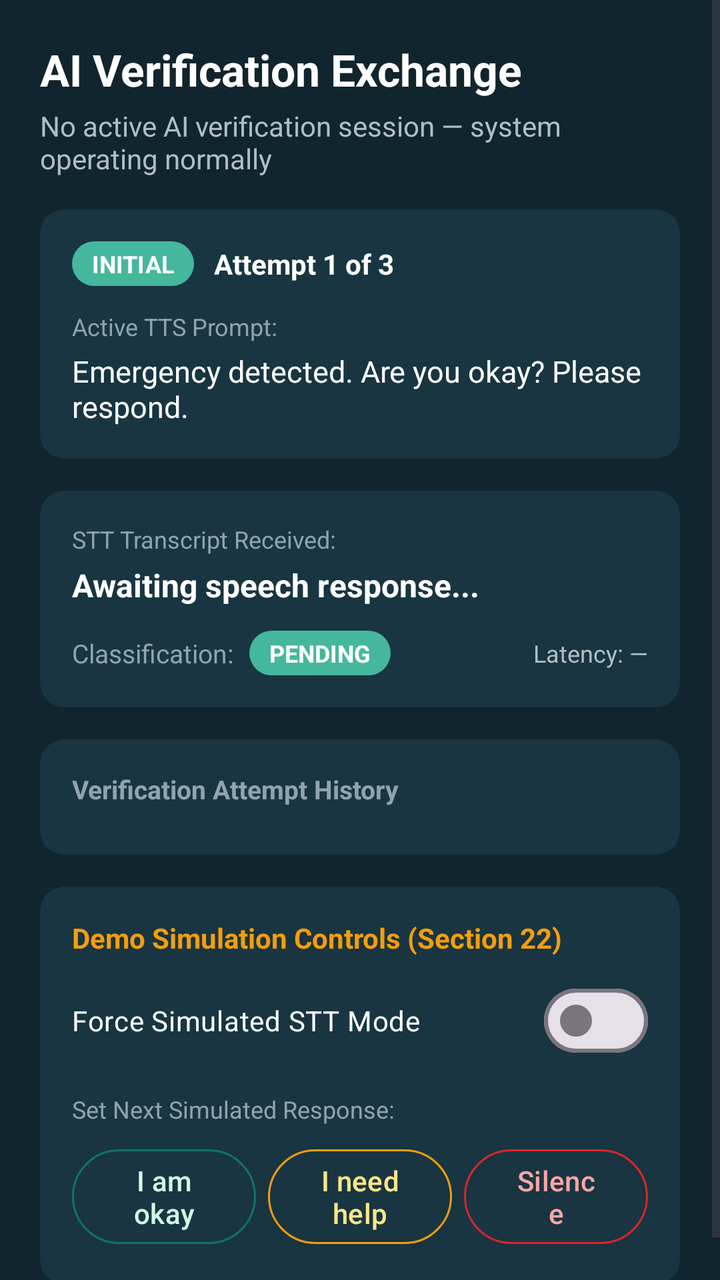
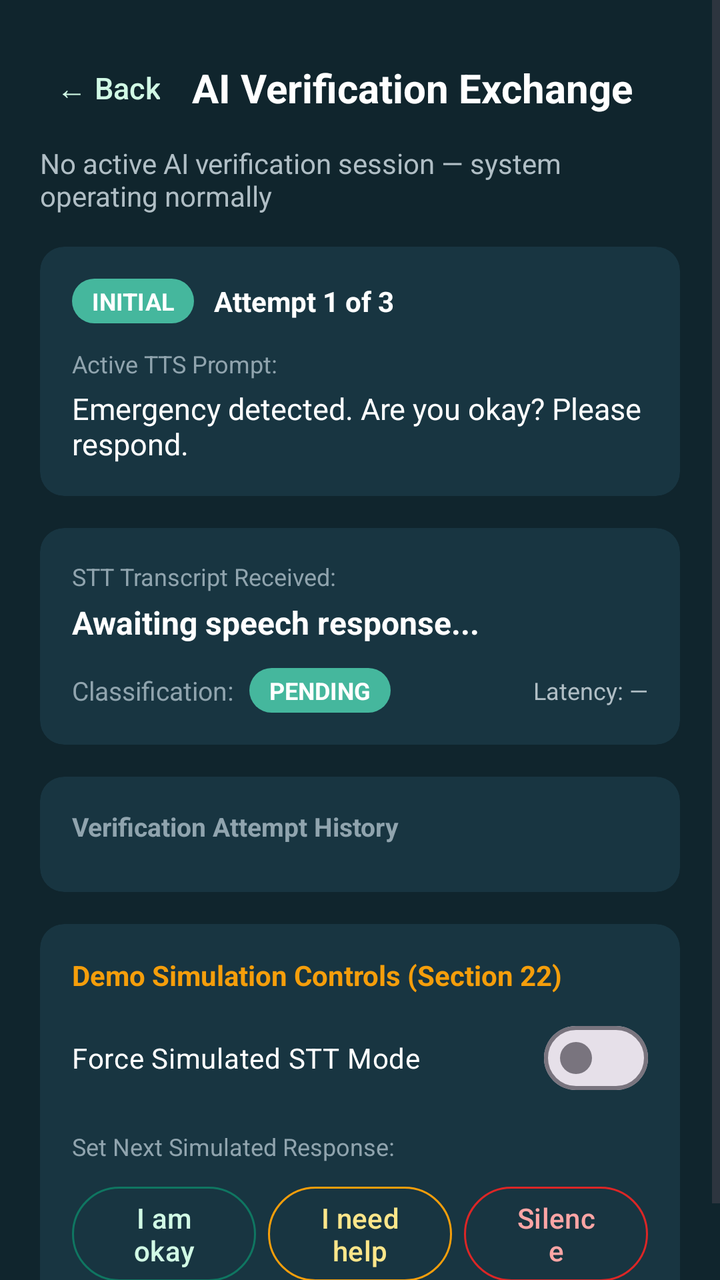

Two renders of the same Android screen: before a commit and after it. Below are the layout's source before the change and the commit's diff.
<!-- AndroidManifest.xml: application theme Theme.OKDrivers -->
<!-- res/layout/fragment_ai_verification.xml -->
<?xml version="1.0" encoding="utf-8"?>
<ScrollView xmlns:android="http://schemas.android.com/apk/res/android"
    xmlns:app="http://schemas.android.com/apk/res-auto"
    android:layout_width="match_parent"
    android:layout_height="match_parent"
    android:background="@color/ok_dark"
    android:fillViewport="true">

    <LinearLayout
        android:layout_width="match_parent"
        android:layout_height="wrap_content"
        android:orientation="vertical"
        android:padding="20dp">

        <TextView
            android:layout_width="match_parent"
            android:layout_height="wrap_content"
            android:text="AI Verification Exchange"
            android:textColor="@android:color/white"
            android:textSize="22sp"
            android:textStyle="bold" />

        <TextView
            android:id="@+id/tvOverallStatus"
            android:layout_width="match_parent"
            android:layout_height="wrap_content"
            android:layout_marginTop="4dp"
            android:text="No active AI verification session — system operating normally"
            android:textColor="#B0BEC5"
            android:textSize="14sp" />

        
        <com.google.android.material.card.MaterialCardView
            android:layout_width="match_parent"
            android:layout_height="wrap_content"
            android:layout_marginTop="16dp"
            app:cardBackgroundColor="@color/ok_dark_card"
            app:cardCornerRadius="12dp"
            app:cardElevation="0dp"
            app:strokeWidth="0dp">

            <LinearLayout
                android:layout_width="match_parent"
                android:layout_height="wrap_content"
                android:orientation="vertical"
                android:padding="16dp">

                <LinearLayout
                    android:layout_width="match_parent"
                    android:layout_height="wrap_content"
                    android:gravity="center_vertical"
                    android:orientation="horizontal">

                    <TextView
                        android:id="@+id/tvUrgencyBadge"
                        android:layout_width="wrap_content"
                        android:layout_height="wrap_content"
                        android:background="@drawable/home_status_icon"
                        android:paddingHorizontal="10dp"
                        android:paddingVertical="3dp"
                        android:text="INITIAL"
                        android:textColor="@android:color/white"
                        android:textSize="12sp"
                        android:textStyle="bold" />

                    <TextView
                        android:id="@+id/tvAttemptBadge"
                        android:layout_width="0dp"
                        android:layout_height="wrap_content"
                        android:layout_marginStart="10dp"
                        android:layout_weight="1"
                        android:text="Attempt 1 of 3"
                        android:textColor="@android:color/white"
                        android:textSize="14sp"
                        android:textStyle="bold" />

                    <TextView
                        android:id="@+id/tvListeningStatus"
                        android:layout_width="wrap_content"
                        android:layout_height="wrap_content"
                        android:text="LISTENING..."
                        android:textColor="@color/ok_orange"
                        android:textSize="12sp"
                        android:textStyle="bold"
                        android:visibility="gone" />
                </LinearLayout>

                <TextView
                    android:layout_width="match_parent"
                    android:layout_height="wrap_content"
                    android:layout_marginTop="12dp"
                    android:text="Active TTS Prompt:"
                    android:textColor="#90A4AE"
                    android:textSize="12sp" />

                <TextView
                    android:id="@+id/tvActivePromptText"
                    android:layout_width="match_parent"
                    android:layout_height="wrap_content"
                    android:layout_marginTop="4dp"
                    android:text="Emergency detected. Are you okay? Please respond."
                    android:textColor="@android:color/white"
                    android:textSize="15sp" />

            </LinearLayout>
        </com.google.android.material.card.MaterialCardView>

        
        <com.google.android.material.card.MaterialCardView
            android:layout_width="match_parent"
            android:layout_height="wrap_content"
            android:layout_marginTop="16dp"
            app:cardBackgroundColor="@color/ok_dark_card"
            app:cardCornerRadius="12dp"
            app:cardElevation="0dp"
            app:strokeWidth="0dp">

            <LinearLayout
                android:layout_width="match_parent"
                android:layout_height="wrap_content"
                android:orientation="vertical"
                android:padding="16dp">

                <TextView
                    android:layout_width="match_parent"
                    android:layout_height="wrap_content"
                    android:text="STT Transcript Received:"
                    android:textColor="#90A4AE"
                    android:textSize="12sp" />

                <TextView
                    android:id="@+id/tvLiveTranscript"
                    android:layout_width="match_parent"
                    android:layout_height="wrap_content"
                    android:layout_marginTop="4dp"
                    android:text="Awaiting speech response..."
                    android:textColor="@android:color/white"
                    android:textSize="16sp"
                    android:textStyle="bold" />

                <LinearLayout
                    android:layout_width="match_parent"
                    android:layout_height="wrap_content"
                    android:layout_marginTop="12dp"
                    android:gravity="center_vertical"
                    android:orientation="horizontal">

                    <TextView
                        android:layout_width="wrap_content"
                        android:layout_height="wrap_content"
                        android:text="Classification:"
                        android:textColor="#90A4AE"
                        android:textSize="13sp" />

                    <TextView
                        android:id="@+id/tvClassificationBadge"
                        android:layout_width="wrap_content"
                        android:layout_height="wrap_content"
                        android:layout_marginStart="8dp"
                        android:background="@drawable/home_status_icon"
                        android:paddingHorizontal="10dp"
                        android:paddingVertical="3dp"
                        android:text="PENDING"
                        android:textColor="@android:color/white"
                        android:textSize="12sp"
                        android:textStyle="bold" />

                    <View
                        android:layout_width="0dp"
                        android:layout_height="1dp"
                        android:layout_weight="1" />

                    <TextView
                        android:id="@+id/tvLatencyBadge"
                        android:layout_width="wrap_content"
                        android:layout_height="wrap_content"
                        android:text="Latency: —"
                        android:textColor="#B0BEC5"
                        android:textSize="12sp" />
                </LinearLayout>

            </LinearLayout>
        </com.google.android.material.card.MaterialCardView>

        
        <com.google.android.material.card.MaterialCardView
            android:layout_width="match_parent"
            android:layout_height="wrap_content"
            android:layout_marginTop="16dp"
            app:cardBackgroundColor="@color/ok_dark_card"
            app:cardCornerRadius="12dp"
            app:cardElevation="0dp"
            app:strokeWidth="0dp">

            <LinearLayout
                android:layout_width="match_parent"
                android:layout_height="wrap_content"
                android:orientation="vertical"
                android:padding="16dp">

                <TextView
                    android:layout_width="match_parent"
                    android:layout_height="wrap_content"
                    android:text="Verification Attempt History"
                    android:textColor="#90A4AE"
                    android:textSize="13sp"
                    android:textStyle="bold" />

                <androidx.recyclerview.widget.RecyclerView
                    android:id="@+id/rvAttemptHistory"
                    android:layout_width="match_parent"
                    android:layout_height="wrap_content"
                    android:layout_marginTop="8dp"
                    android:nestedScrollingEnabled="false" />

            </LinearLayout>
        </com.google.android.material.card.MaterialCardView>

        
        <com.google.android.material.card.MaterialCardView
            android:layout_width="match_parent"
            android:layout_height="wrap_content"
            android:layout_marginTop="16dp"
            app:cardBackgroundColor="@color/ok_dark_card"
            app:cardCornerRadius="12dp"
            app:cardElevation="0dp"
            app:strokeWidth="0dp">

            <LinearLayout
                android:layout_width="match_parent"
                android:layout_height="wrap_content"
                android:orientation="vertical"
                android:padding="16dp">

                <TextView
                    android:layout_width="match_parent"
                    android:layout_height="wrap_content"
                    android:text="Demo Simulation Controls (Section 22)"
                    android:textColor="@color/ok_orange"
                    android:textSize="14sp"
                    android:textStyle="bold" />

                <com.google.android.material.materialswitch.MaterialSwitch
                    android:id="@+id/swForceSimulatedMode"
                    android:layout_width="match_parent"
                    android:layout_height="wrap_content"
                    android:layout_marginTop="8dp"
                    android:text="Force Simulated STT Mode"
                    android:textColor="@android:color/white"
                    android:textSize="14sp" />

                <TextView
                    android:layout_width="match_parent"
                    android:layout_height="wrap_content"
                    android:layout_marginTop="12dp"
                    android:text="Set Next Simulated Response:"
                    android:textColor="#90A4AE"
                    android:textSize="12sp" />

                <LinearLayout
                    android:layout_width="match_parent"
                    android:layout_height="wrap_content"
                    android:layout_marginTop="8dp"
                    android:orientation="horizontal">

                    <com.google.android.material.button.MaterialButton
                        android:id="@+id/btnSimulateResponsive"
                        style="@style/Widget.Material3.Button.OutlinedButton"
                        android:layout_width="0dp"
                        android:layout_height="wrap_content"
                        android:layout_weight="1"
                        android:text="I am okay"
                        android:textAllCaps="false"
                        android:textColor="@color/ok_green_light"
                        app:strokeColor="@color/ok_green" />

                    <com.google.android.material.button.MaterialButton
                        android:id="@+id/btnSimulateImpaired"
                        style="@style/Widget.Material3.Button.OutlinedButton"
                        android:layout_width="0dp"
                        android:layout_height="wrap_content"
                        android:layout_marginStart="6dp"
                        android:layout_weight="1"
                        android:text="I need help"
                        android:textAllCaps="false"
                        android:textColor="#FDE68A"
                        app:strokeColor="@color/ok_orange" />

                    <com.google.android.material.button.MaterialButton
                        android:id="@+id/btnSimulateUnresponsive"
                        style="@style/Widget.Material3.Button.OutlinedButton"
                        android:layout_width="0dp"
                        android:layout_height="wrap_content"
                        android:layout_marginStart="6dp"
                        android:layout_weight="1"
                        android:text="Silence"
                        android:textAllCaps="false"
                        android:textColor="#FCA5A5"
                        app:strokeColor="@color/ok_red" />

                </LinearLayout>

            </LinearLayout>
        </com.google.android.material.card.MaterialCardView>

    </LinearLayout>
</ScrollView>
<!-- resources referenced by this layout -->
<resources>
  <color name="ok_dark">#10252D</color>
  <color name="ok_dark_card">#183541</color>
  <color name="ok_green">#0F7661</color>
  <color name="ok_green_light">#D1FAE5</color>
  <color name="ok_orange">#F59E0B</color>
  <color name="ok_red">#DC2626</color>
  <!-- drawable home_status_icon (drawable) -->
  <?xml version="1.0" encoding="utf-8"?>
  <shape xmlns:android="http://schemas.android.com/apk/res/android">
      <corners android:radius="50dp"/>
      <solid android:color="#45B79D"/>
  </shape>
  <style name="Theme.OKDrivers" parent="Base.Theme.OKDrivers" />
  <style name="Base.Theme.OKDrivers" parent="Theme.Material3.DayNight.NoActionBar">
          
          
      </style>
</resources>

<!-- the commit's change to res/layout/fragment_ai_verification.xml (unified diff, before → after) -->
@@ -12,13 +12,33 @@
         android:orientation="vertical"
         android:padding="20dp">
 
-        <TextView
-            android:layout_width="match_parent"
-            android:layout_height="wrap_content"
-            android:text="AI Verification Exchange"
-            android:textColor="@android:color/white"
-            android:textSize="22sp"
-            android:textStyle="bold" />
+        <LinearLayout
+            android:layout_width="match_parent"
+            android:layout_height="wrap_content"
+            android:gravity="center_vertical"
+            android:orientation="horizontal">
+
+            <com.google.android.material.button.MaterialButton
+                android:id="@+id/btnBack"
+                style="@style/Widget.Material3.Button.TextButton"
+                android:layout_width="wrap_content"
+                android:layout_height="wrap_content"
+                android:minWidth="0dp"
+                android:paddingHorizontal="8dp"
+                android:text="← Back"
+                android:textColor="@color/ok_green_light"
+                android:textSize="15sp" />
+
+            <TextView
+                android:layout_width="0dp"
+                android:layout_height="wrap_content"
+                android:layout_marginStart="8dp"
+                android:layout_weight="1"
+                android:text="AI Verification Exchange"
+                android:textColor="@android:color/white"
+                android:textSize="20sp"
+                android:textStyle="bold" />
+        </LinearLayout>
 
         <TextView
             android:id="@+id/tvOverallStatus"
